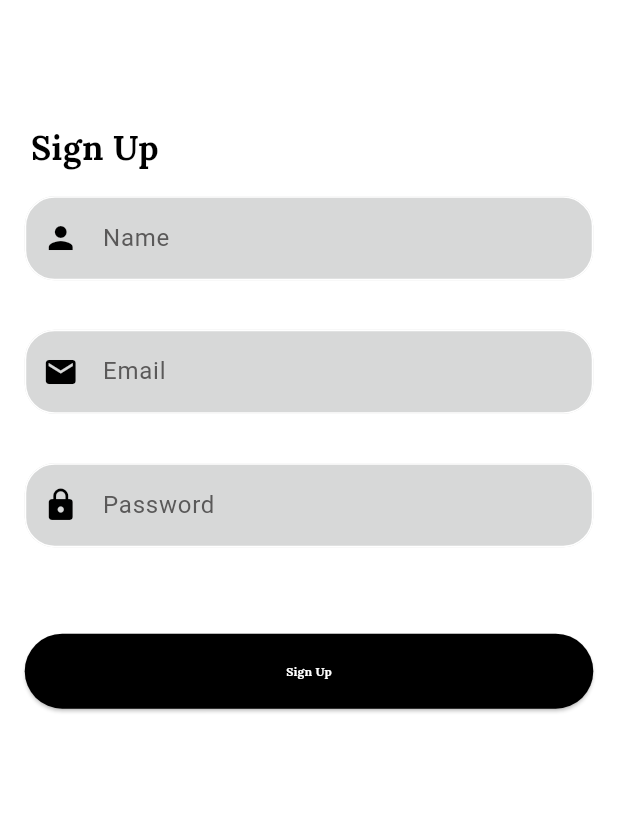
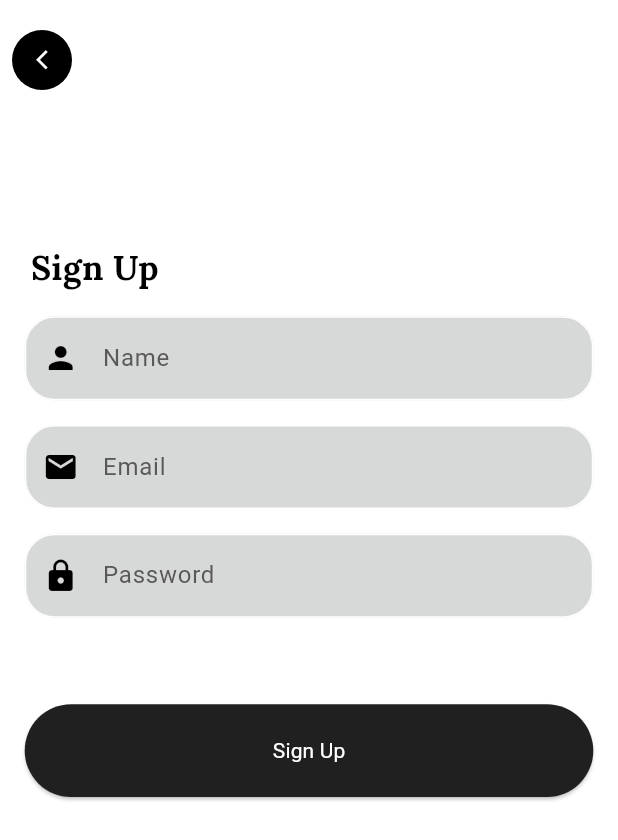
Before and after one commit to dadikas/libary_management, a Flutter app: the SignupPage screen opened directly, on a phone screen of 412 x 824 dp. Shown: the top 840 px of the screen. Run offline on Flutter 3.47's test engine with Material 3 defaults, Android fonts, the light colour scheme and no system bars; our stand-ins replace dio, flutter_bloc, flutter_dotenv, fpdart, get_it, logger and 3 more; accounts and stored records are empty; network calls fail; project files that could hold a hidden picture were left out.

Commit message:
Change path signin, signup add change password page

```diff
--- a/lib/src/app.dart
+++ b/lib/src/app.dart
@@ -2,7 +2,8 @@
 import 'package:flutter/material.dart';
 import 'package:flutter/services.dart';
 import 'package:libary_management/src/core/theme/theme.dart';
-import 'package:libary_management/src/features/splash/pages/splash_page.dart';
+import 'package:libary_management/src/presentation/home/pages/home_page.dart';
+// import 'package:libary_management/src/presentation/splash/pages/splash_page.dart';
 
 class LibaryManagementApp extends StatelessWidget{
   const LibaryManagementApp({super.key});
@@ -18,7 +19,7 @@ class LibaryManagementApp extends StatelessWidget{
       debugShowCheckedModeBanner: false,
       title: 'Libary Management',
       theme: AppTheme.lightTheme,
-      home: const SplashPage(),
+      home: const HomePage(),
     );
   }
 }
--- /dev/null
+++ b/lib/src/core/widget/components/custom_appbar.dart
@@ -0,0 +1,54 @@
+import 'package:flutter/material.dart';
+
+class CustomAppbar extends StatelessWidget implements PreferredSizeWidget {
+  final Widget ? title;
+  final Widget ? action;
+  final Color ? backgroundColor;
+  final bool hideBack;
+  final double ? height;
+  const CustomAppbar({
+    this.title,
+    this.hideBack = false,
+    this.action,
+    this.backgroundColor ,
+    this.height,
+    super.key
+  });
+
+  @override
+  Widget build(BuildContext context) {
+    return AppBar(
+      backgroundColor: backgroundColor ?? Colors.transparent,
+      elevation: 0,
+      centerTitle: true,
+      automaticallyImplyLeading: false,
+      toolbarHeight: height ?? 80 ,
+      title: title ?? const Text(''),
+      titleSpacing: 0,
+      actions: [
+        action ?? Container()
+      ],
+      leading: hideBack ? null : IconButton(
+        onPressed: (){
+          Navigator.pop(context);
+        },
+        icon: Container(
+          height: 50,
+          width: 50,
+          decoration: BoxDecoration(
+            color: Theme.of(context).colorScheme.onPrimary,
+            shape: BoxShape.circle
+          ),
+          child: const Icon(
+            Icons.arrow_back_ios_new,
+            size: 15,
+            color:  Colors.white
+          ),
+        ),
+      ),
+    );
+  }
+
+  @override
+  Size get preferredSize => Size.fromHeight(height ?? 80);
+}
--- a/lib/src/features/auth/presentation/pages/signup_page.dart
+++ /dev/null
@@ -1,81 +0,0 @@
-import 'package:flutter/material.dart';
-import 'package:libary_management/service_locator.dart';
-import 'package:libary_management/src/core/widget/components/custom_text.dart';
-import 'package:libary_management/src/core/widget/components/custom_textfield.dart';
-import 'package:libary_management/src/data/auth/models/signup_req_params.dart';
-import 'package:libary_management/src/domain/auth/usecases/signup_uscase.dart';
-
-import '../../../../core/widget/utils/text_util.dart';
-
-class SignupPage extends StatefulWidget {
-  const SignupPage({super.key});
-
-  @override
-  State<SignupPage> createState() => _SignupPageState();
-}
-
-class _SignupPageState extends State<SignupPage> {
-  final TextEditingController _nameController = TextEditingController();
-  final TextEditingController _emailController = TextEditingController();
-  final TextEditingController _passwordController = TextEditingController();
-  @override
-  Widget build(BuildContext context) {
-    return Scaffold(
-      body: Column(
-        crossAxisAlignment: CrossAxisAlignment.start,
-        children: <Widget>[
-          Padding(
-            padding: EdgeInsets.only(
-                left: MediaQuery.of(context).size.width * 0.05,
-                top: MediaQuery.of(context).size.width * 0.2),
-            child: CustomText(
-              text: 'Sign Up',
-              fontSize: TextUtil.largeTextSize(context),
-              isBold: true,
-              maxLines: 2,
-            ),
-          ),
-          Padding(
-            padding: EdgeInsets.all(MediaQuery.of(context).size.width * 0.04),
-            child: Column(
-              children: [
-                CustomTextfield( hintText: 'Name', controller: _nameController, icon: Icons.person,),
-                SizedBox(
-                  height: MediaQuery.of(context).size.width * 0.08,
-                ),
-                CustomTextfield(hintText: 'Email', controller: _emailController),
-                SizedBox(
-                  height: MediaQuery.of(context).size.width * 0.08,
-                ),
-                CustomTextfield( hintText: 'Password', controller: _passwordController, icon: Icons.lock, type: 'Password', isObscureText: true,),
-
-              ],
-            ),
-          ),
-          Padding(
-            padding: EdgeInsets.only(
-                left: MediaQuery.of(context).size.width * 0.04,
-                right: MediaQuery.of(context).size.width * 0.04,
-                top: MediaQuery.of(context).size.width * 0.1),
-            child: ElevatedButton(
-              onPressed: () async => sl<SignupUsecase>().call(params: SignupReqParams(
-                name: _nameController.text,
-                email: _emailController.text,
-                password: _passwordController.text
-              )),
-              style: ElevatedButton.styleFrom(
-                  backgroundColor: Colors.black,
-                  minimumSize: Size(MediaQuery.of(context).size.width, 50)),
-              child: CustomText(
-                text: 'Sign Up',
-                fontSize: TextUtil.textSize(context),
-                isBold: true,
-                textColor: Colors.white,
-              ),
-            ),
-          )
-        ],
-      ),
-    );
-  }
-}
--- /dev/null
+++ b/lib/src/presentation/auth/pages/signup_page.dart
@@ -0,0 +1,109 @@
+import 'package:flutter/material.dart';
+import 'package:libary_management/service_locator.dart';
+import 'package:libary_management/src/common/helper/message/display_message.dart';
+import 'package:libary_management/src/common/helper/navigation/app_navigation.dart';
+import 'package:libary_management/src/core/widget/components/custom_appbar.dart';
+import 'package:libary_management/src/core/widget/components/custom_button.dart';
+import 'package:libary_management/src/core/widget/components/custom_text.dart';
+import 'package:libary_management/src/core/widget/components/custom_textfield.dart';
+import 'package:libary_management/src/data/auth/models/signup_req_params.dart';
+import 'package:libary_management/src/domain/auth/usecases/signup_uscase.dart';
+import 'package:libary_management/src/presentation/home/pages/home_page.dart';
+
+import '../../../core/widget/utils/text_util.dart';
+
+class SignupPage extends StatefulWidget {
+  const SignupPage({super.key});
+
+  @override
+  State<SignupPage> createState() => _SignupPageState();
+}
+
+class _SignupPageState extends State<SignupPage> {
+  final TextEditingController _nameController = TextEditingController();
+  final TextEditingController _emailController = TextEditingController();
+  final TextEditingController _passwordController = TextEditingController();
+
+  @override
+  void dispose() {
+    _nameController.dispose();
+    _emailController.dispose();
+    _passwordController.dispose();
+    super.dispose();
+  }
+
+  @override
+  Widget build(BuildContext context) {
+    return Scaffold(
+      appBar: const CustomAppbar(),
+      body: LayoutBuilder(builder: (context, constraints) {
+        double width = constraints.maxWidth;
+        return Column(
+          crossAxisAlignment: CrossAxisAlignment.start,
+          children: <Widget>[
+            Padding(
+              padding: EdgeInsets.only(
+                  left: MediaQuery.of(context).size.width * 0.05,
+                  top: MediaQuery.of(context).size.width * 0.2),
+              child: CustomText(
+                text: 'Sign Up',
+                fontSize: TextUtil.largeTextSize(context),
+                isBold: true,
+                maxLines: 2,
+              ),
+            ),
+            Padding(
+              padding: EdgeInsets.all(MediaQuery.of(context).size.width * 0.04),
+              child: Column(
+                children: [
+                  CustomTextfield(
+                    hintText: 'Name',
+                    controller: _nameController,
+                    icon: Icons.person,
+                  ),
+                  SizedBox(
+                    height: MediaQuery.of(context).size.width * 0.04,
+                  ),
+                  CustomTextfield(
+                      hintText: 'Email', controller: _emailController),
+                  SizedBox(
+                    height: MediaQuery.of(context).size.width * 0.04,
+                  ),
+                  CustomTextfield(
+                    hintText: 'Password',
+                    controller: _passwordController,
+                    icon: Icons.lock,
+                    type: 'Password',
+                    isObscureText: true,
+                  ),
+                ],
+              ),
+            ),
+            Padding(
+              padding: EdgeInsets.only(
+                  left: MediaQuery.of(context).size.width * 0.04,
+                  right: MediaQuery.of(context).size.width * 0.04,
+                  top: MediaQuery.of(context).size.width * 0.1),
+              child: CustomButton(
+                title: 'Sign Up',
+                width: width,
+                height: width * 0.15,
+                onPressed: () async => sl<SignupUsecase>().call(
+                    params: SignupReqParams(
+                        name: _nameController.text,
+                        email: _emailController.text,
+                        password: _passwordController.text)),
+                onSuccess: () {
+                  AppNavigator.pushAndRemove(context, const HomePage());
+                },
+                onFailure: (error) {
+                  DisplayMessage.showErrorMessage(error, context);
+                },
+              ),
+            )
+          ],
+        );
+      }),
+    );
+  }
+}
--- a/lib/src/features/splash/bloc/splash_bloc.dart
+++ b/lib/src/presentation/splash/bloc/splash_bloc.dart
@@ -1,6 +1,6 @@
 import 'package:flutter_bloc/flutter_bloc.dart';
-import 'package:libary_management/src/features/splash/bloc/splash_event.dart';
-import 'package:libary_management/src/features/splash/bloc/splash_state.dart';
+import 'package:libary_management/src/presentation/splash/bloc/splash_event.dart';
+import 'package:libary_management/src/presentation/splash/bloc/splash_state.dart';
 import 'package:shared_preferences/shared_preferences.dart';
 
 class SplashBloc extends Bloc<SplashEvent, SplashState> {
```
Also changed, not shown: lib/src/features/auth/presentation/bloc/auth_login/login_bloc.dart (deleted, +0 -9 lines), lib/src/features/auth/presentation/bloc/auth_login/login_event.dart (deleted, +0 -8 lines), lib/src/features/auth/presentation/bloc/auth_login/login_state.dart (deleted, +0 -8 lines), lib/src/features/auth/presentation/pages/introduction_page.dart (deleted, +0 -152 lines), lib/src/presentation/auth/pages/forgotpassword_page.dart (added, +98 -0 lines), lib/src/presentation/auth/pages/introduction_page.dart (renamed from lib/src/features/home/pages/home_page.dart, +5 -5 lines), lib/src/presentation/auth/pages/signin_page.dart (renamed from lib/src/features/auth/presentation/pages/signin_page.dart, +14 -6 lines), lib/src/presentation/home/pages/home_page.dart (added, +24 -0 lines), lib/src/presentation/home/widgets/header.dart (added, +43 -0 lines), lib/src/presentation/splash/pages/splash_page.dart (renamed from lib/src/features/splash/pages/splash_page.dart, +6 -6 lines), lib/src/presentation/home/widgets/categories.dart (added), lib/src/presentation/splash/bloc/splash_event.dart (renamed from lib/src/features/splash/bloc/splash_event.dart), lib/src/presentation/splash/bloc/splash_state.dart (renamed from lib/src/features/splash/bloc/splash_state.dart), 1 other file.
